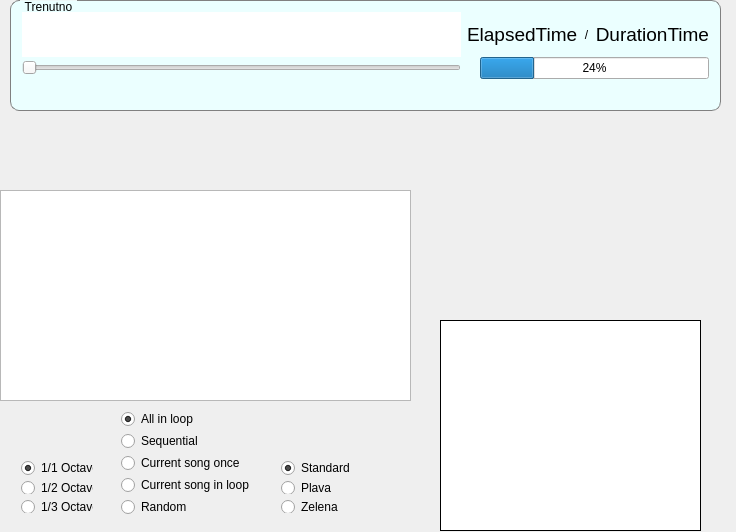
Before: the Qt Designer form QMedPlayer_test/dialog.ui in stambur/Mp3-player, drawn with Qt 5.
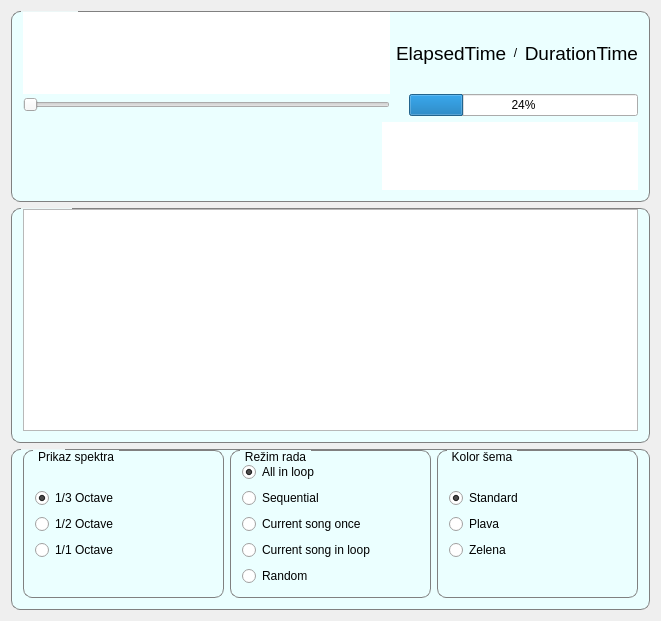
After: the same form once the commit is applied. Icons and pictures are not drawn.

Commit message: Finished GUI, colour scheme yet to implement

What changed in the file:
```diff
--- a/QMedPlayer_test/dialog.ui
+++ b/QMedPlayer_test/dialog.ui
@@ -6,22 +6,241 @@
    <rect>
     <x>0</x>
     <y>0</y>
-    <width>736</width>
-    <height>532</height>
+    <width>661</width>
+    <height>621</height>
    </rect>
   </property>
   <property name="windowTitle">
    <string>Mp3 Player</string>
   </property>
+  <layout class="QVBoxLayout" name="verticalLayout_8">
+   <item>
+    <widget class="QGroupBox" name="groupBox">
+     <property name="sizePolicy">
+      <sizepolicy hsizetype="Preferred" vsizetype="Fixed">
+       <horstretch>0</horstretch>
+       <verstretch>0</verstretch>
+      </sizepolicy>
+     </property>
+     <property name="minimumSize">
+      <size>
+       <width>0</width>
+       <height>191</height>
+      </size>
+     </property>
+     <property name="maximumSize">
+      <size>
+       <width>16777215</width>
+       <height>191</height>
+      </size>
+     </property>
+     <property name="styleSheet">
+      <string notr="true">QGroupBox {
+background-color: rgb(235, 255, 255);
+border: 1px solid gray;
+border-radius: 9px;
+margin-top: 0.5em;
+}
+QGroupBox::title {
+subcontrol-origin: margin;
+left: 10px;
+padding: 0 3px 0 3px;
+}</string>
+     </property>
+     <property name="title">
+      <string>Trenutno</string>
+     </property>
+     <layout class="QHBoxLayout" name="horizontalLayout_3">
+      <property name="topMargin">
+       <number>0</number>
+      </property>
+      <item>
+       <layout class="QGridLayout" name="gridLayout_2" rowstretch="0,10" columnstretch="10,0">
+        <item row="1" column="1">
+         <widget class="QTableWidget" name="tableWidget_2">
+          <property name="focusPolicy">
+           <enum>Qt::NoFocus</enum>
+          </property>
+          <property name="frameShape">
+           <enum>QFrame::NoFrame</enum>
+          </property>
+          <property name="frameShadow">
+           <enum>QFrame::Plain</enum>
+          </property>
+          <property name="verticalScrollBarPolicy">
+           <enum>Qt::ScrollBarAlwaysOff</enum>
+          </property>
+          <property name="horizontalScrollBarPolicy">
+           <enum>Qt::ScrollBarAlwaysOff</enum>
+          </property>
+          <property name="editTriggers">
+           <set>QAbstractItemView::NoEditTriggers</set>
+          </property>
+          <property name="selectionMode">
+           <enum>QAbstractItemView::NoSelection</enum>
+          </property>
+          <attribute name="horizontalHeaderVisible">
+           <bool>false</bool>
+          </attribute>
+          <attribute name="verticalHeaderVisible">
+           <bool>false</bool>
+          </attribute>
+         </widget>
+        </item>
+        <item row="0" column="0" colspan="2">
+         <layout class="QGridLayout" name="gridLayout" columnstretch="5,0">
+          <property name="sizeConstraint">
+           <enum>QLayout::SetMinAndMaxSize</enum>
+          </property>
+          <property name="verticalSpacing">
+           <number>0</number>
+          </property>
+          <item row="0" column="0">
+           <widget class="QListWidget" name="listWidget">
+            <property name="font">
+             <font>
+              <family>Nimbus Roman No9 L</family>
+              <pointsize>14</pointsize>
+             </font>
+            </property>
+            <property name="frameShape">
+             <enum>QFrame::NoFrame</enum>
+            </property>
+            <property name="frameShadow">
+             <enum>QFrame::Plain</enum>
+            </property>
+            <property name="verticalScrollBarPolicy">
+             <enum>Qt::ScrollBarAlwaysOff</enum>
+            </property>
+            <property name="editTriggers">
+             <set>QAbstractItemView::NoEditTriggers</set>
+            </property>
+            <property name="selectionMode">
+             <enum>QAbstractItemView::NoSelection</enum>
+            </property>
+            <property name="horizontalScrollMode">
+             <enum>QAbstractItemView::ScrollPerPixel</enum>
+            </property>
+            <property name="currentRow">
+             <number>-1</number>
+            </property>
+           </widget>
+          </item>
+          <item row="0" column="1">
+           <layout class="QHBoxLayout" name="horizontalLayout">
+            <item>
+             <widget class="QLabel" name="label_2">
+              <property name="font">
+               <font>
+                <pointsize>14</pointsize>
+               </font>
+              </property>
+              <property name="text">
+               <string>ElapsedTime</string>
+              </property>
+             </widget>
+            </item>
+            <item>
+             <widget class="QLabel" name="label_4">
+              <property name="text">
+               <string>/</string>
+              </property>
+              <property name="alignment">
+               <set>Qt::AlignCenter</set>
+              </property>
+             </widget>
+            </item>
+            <item>
+             <widget class="QLabel" name="label">
+              <property name="font">
+               <font>
+                <pointsize>14</pointsize>
+               </font>
+              </property>
+              <property name="text">
+               <string>DurationTime</string>
+              </property>
+              <property name="alignment">
+               <set>Qt::AlignRight|Qt::AlignTrailing|Qt::AlignVCenter</set>
+              </property>
+             </widget>
+            </item>
+           </layout>
+          </item>
+          <item row="1" column="0">
+           <widget class="QSlider" name="horizontalSlider">
+            <property name="orientation">
+             <enum>Qt::Horizontal</enum>
+            </property>
+           </widget>
+          </item>
+          <item row="1" column="1">
+           <layout class="QHBoxLayout" name="horizontalLayout_2">
+            <item>
+             <widget class="QLabel" name="label_3">
+              <property name="sizePolicy">
+               <sizepolicy hsizetype="Fixed" vsizetype="Fixed">
+                <horstretch>0</horstretch>
+                <verstretch>0</verstretch>
+               </sizepolicy>
+              </property>
+              <property name="maximumSize">
+               <size>
+                <width>31</width>
+                <height>31</height>
+               </size>
+              </property>
+              <property name="text">
+               <string/>
+              </property>
+              <property name="pixmap">
+               <pixmap resource="rsc_file.qrc">:/imgs/VolumeNormalBlue.png</pixmap>
+              </property>
+              <property name="scaledContents">
+               <bool>true</bool>
+              </property>
+             </widget>
+            </item>
+            <item>
+             <widget class="QProgressBar" name="progressBar">
+              <property name="value">
+               <number>24</number>
+              </property>
+             </widget>
+            </item>
+           </layout>
+          </item>
+         </layout>
+        </item>
+       </layout>
+      </item>
+     </layout>
+    </widget>
+   </item>
+   <item>
+    <widget class="QGroupBox" name="groupBox_3">
+     <property name="styleSheet">
+      <string notr="true">QGroupBox {
+background-color: rgb(235, 255, 255);
+border: 1px solid gray;
+border-radius: 9px;
+margin-top: 0.5em;
+}
+QGroupBox::title {
+subcontrol-origin: margin;
+left: 10px;
+padding: 0 3px 0 3px;
+}</string>
+     </property>
+     <property name="title">
+      <string>Plejlista</string>
+     </property>
+     <layout class="QVBoxLayout" name="verticalLayout_4">
+      <property name="topMargin">
+       <number>0</number>
+      </property>
+      <item>
   <widget class="QTableWidget" name="tableWidget">
-   <property name="geometry">
-    <rect>
-     <x>0</x>
-     <y>190</y>
-     <width>411</width>
-     <height>211</height>
-    </rect>
-   </property>
    <property name="styleSheet">
     <string notr="true"/>
    </property>
@@ -86,82 +305,79 @@
     <bool>true</bool>
    </attribute>
   </widget>
-  <widget class="QWidget" name="layoutWidget">
-   <property name="geometry">
-    <rect>
-     <x>10</x>
-     <y>450</y>
-     <width>94</width>
-     <height>74</height>
-    </rect>
-   </property>
+      </item>
+     </layout>
+    </widget>
+   </item>
+   <item>
+    <widget class="QGroupBox" name="groupBox_2">
+     <property name="styleSheet">
+      <string notr="true">QGroupBox {
+background-color: rgb(235, 255, 255);
+border: 1px solid gray;
+border-radius: 9px;
+margin-top: 0.5em;
+}
+QGroupBox::title {
+subcontrol-origin: margin;
+left: 10px;
+padding: 0 3px 0 3px;
+}</string>
+     </property>
+     <property name="title">
+      <string>Opcije</string>
+     </property>
+     <layout class="QHBoxLayout" name="horizontalLayout_4">
+      <property name="topMargin">
+       <number>0</number>
+      </property>
+      <item>
+       <widget class="QGroupBox" name="groupBox_5">
+        <property name="title">
+         <string>Prikaz spektra</string>
+        </property>
+        <layout class="QVBoxLayout" name="verticalLayout_6">
+         <item>
    <layout class="QVBoxLayout" name="verticalLayout">
-    <item>
-     <widget class="QRadioButton" name="radioButton">
-      <property name="text">
-       <string>1/1 Octave</string>
-      </property>
-      <property name="checked">
-       <bool>true</bool>
-      </property>
-     </widget>
-    </item>
-    <item>
-     <widget class="QRadioButton" name="radioButton_2">
-      <property name="text">
-       <string>1/2 Octave</string>
-      </property>
-     </widget>
-    </item>
     <item>
      <widget class="QRadioButton" name="radioButton_3">
       <property name="text">
        <string>1/3 Octave</string>
       </property>
-     </widget>
-    </item>
-   </layout>
-  </widget>
-  <widget class="QTableWidget" name="tableWidget_2">
-   <property name="geometry">
-    <rect>
-     <x>440</x>
-     <y>320</y>
-     <width>261</width>
-     <height>211</height>
-    </rect>
-   </property>
-   <property name="frameShape">
-    <enum>QFrame::Panel</enum>
-   </property>
-   <property name="frameShadow">
-    <enum>QFrame::Plain</enum>
-   </property>
-   <property name="verticalScrollBarPolicy">
-    <enum>Qt::ScrollBarAlwaysOff</enum>
-   </property>
-   <property name="horizontalScrollBarPolicy">
-    <enum>Qt::ScrollBarAlwaysOff</enum>
-   </property>
-   <property name="selectionMode">
-    <enum>QAbstractItemView::NoSelection</enum>
-   </property>
-   <attribute name="horizontalHeaderVisible">
+             <property name="checked">
+              <bool>true</bool>
+             </property>
+            </widget>
+           </item>
+           <item>
+            <widget class="QRadioButton" name="radioButton_2">
+             <property name="text">
+              <string>1/2 Octave</string>
+             </property>
+            </widget>
+           </item>
+           <item>
+            <widget class="QRadioButton" name="radioButton">
+             <property name="text">
+              <string>1/1 Octave</string>
+             </property>
+             <property name="checked">
     <bool>false</bool>
-   </attribute>
-   <attribute name="verticalHeaderVisible">
-    <bool>false</bool>
-   </attribute>
-  </widget>
-  <widget class="QWidget" name="layoutWidget">
-   <property name="geometry">
-    <rect>
-     <x>110</x>
-     <y>400</y>
-     <width>155</width>
-     <height>126</height>
-    </rect>
-   </property>
+             </property>
+            </widget>
+           </item>
+          </layout>
+         </item>
+        </layout>
+       </widget>
+      </item>
+      <item>
+       <widget class="QGroupBox" name="groupBox_4">
+        <property name="title">
+         <string>Režim rada</string>
+        </property>
+        <layout class="QVBoxLayout" name="verticalLayout_5">
+         <item>
    <layout class="QVBoxLayout" name="verticalLayout_2">
     <item>
      <widget class="QRadioButton" name="radioButton_4">
@@ -202,16 +418,17 @@
      </widget>
     </item>
    </layout>
-  </widget>
-  <widget class="QWidget" name="layoutWidget">
-   <property name="geometry">
-    <rect>
-     <x>270</x>
-     <y>450</y>
-     <width>104</width>
-     <height>74</height>
-    </rect>
-   </property>
+         </item>
+        </layout>
+       </widget>
+      </item>
+      <item>
+       <widget class="QGroupBox" name="groupBox_6">
+        <property name="title">
+         <string>Kolor šema</string>
+        </property>
+        <layout class="QVBoxLayout" name="verticalLayout_7">
+         <item>
    <layout class="QVBoxLayout" name="verticalLayout_3">
     <item>
      <widget class="QRadioButton" name="radioButton_9">
@@ -238,187 +455,14 @@
      </widget>
     </item>
    </layout>
-  </widget>
-  <widget class="QGroupBox" name="groupBox">
-   <property name="geometry">
-    <rect>
-     <x>10</x>
-     <y>0</y>
-     <width>711</width>
-     <height>111</height>
-    </rect>
-   </property>
-   <property name="styleSheet">
-    <string notr="true">QGroupBox {
-background-color: rgb(235, 255, 255);
-border: 1px solid gray;
-border-radius: 9px;
-margin-top: 0.5em;
-}
-QGroupBox::title {
-subcontrol-origin: margin;
-left: 10px;
-padding: 0 3px 0 3px;
-}</string>
-   </property>
-   <property name="title">
-    <string>Trenutno</string>
-   </property>
-   <layout class="QVBoxLayout" name="verticalLayout_4">
-    <item>
-     <layout class="QGridLayout" name="gridLayout" columnstretch="5,0">
-      <property name="verticalSpacing">
-       <number>0</number>
-      </property>
-      <item row="0" column="0">
-       <widget class="QListWidget" name="listWidget">
-        <property name="font">
-         <font>
-          <family>Nimbus Roman No9 L</family>
-          <pointsize>14</pointsize>
-         </font>
-        </property>
-        <property name="frameShape">
-         <enum>QFrame::NoFrame</enum>
-        </property>
-        <property name="frameShadow">
-         <enum>QFrame::Plain</enum>
-        </property>
-        <property name="verticalScrollBarPolicy">
-         <enum>Qt::ScrollBarAlwaysOff</enum>
-        </property>
-        <property name="editTriggers">
-         <set>QAbstractItemView::NoEditTriggers</set>
-        </property>
-        <property name="selectionMode">
-         <enum>QAbstractItemView::NoSelection</enum>
-        </property>
-        <property name="horizontalScrollMode">
-         <enum>QAbstractItemView::ScrollPerPixel</enum>
-        </property>
-        <property name="currentRow">
-         <number>-1</number>
-        </property>
-       </widget>
-      </item>
-      <item row="0" column="1">
-       <layout class="QHBoxLayout" name="horizontalLayout">
-        <item>
-         <widget class="QLabel" name="label_2">
-          <property name="font">
-           <font>
-            <pointsize>14</pointsize>
-           </font>
-          </property>
-          <property name="text">
-           <string>ElapsedTime</string>
-          </property>
-         </widget>
-        </item>
-        <item>
-         <widget class="QLabel" name="label_4">
-          <property name="text">
-           <string>/</string>
-          </property>
-          <property name="alignment">
-           <set>Qt::AlignCenter</set>
-          </property>
-         </widget>
-        </item>
-        <item>
-         <widget class="QLabel" name="label">
-          <property name="font">
-           <font>
-            <pointsize>14</pointsize>
-           </font>
-          </property>
-          <property name="text">
-           <string>DurationTime</string>
-          </property>
-          <property name="alignment">
-           <set>Qt::AlignRight|Qt::AlignTrailing|Qt::AlignVCenter</set>
-          </property>
-         </widget>
-        </item>
-       </layout>
-      </item>
-      <item row="1" column="0">
-       <widget class="QSlider" name="horizontalSlider">
-        <property name="orientation">
-         <enum>Qt::Horizontal</enum>
-        </property>
-       </widget>
-      </item>
-      <item row="1" column="1">
-       <layout class="QHBoxLayout" name="horizontalLayout_2">
-        <item>
-         <widget class="QLabel" name="label_3">
-          <property name="sizePolicy">
-           <sizepolicy hsizetype="Fixed" vsizetype="Fixed">
-            <horstretch>0</horstretch>
-            <verstretch>0</verstretch>
-           </sizepolicy>
-          </property>
-          <property name="maximumSize">
-           <size>
-            <width>31</width>
-            <height>31</height>
-           </size>
-          </property>
-          <property name="text">
-           <string/>
-          </property>
-          <property name="pixmap">
-           <pixmap resource="rsc_file.qrc">:/imgs/VolumeNormalBlue.png</pixmap>
-          </property>
-          <property name="scaledContents">
-           <bool>true</bool>
-          </property>
-         </widget>
-        </item>
-        <item>
-         <widget class="QProgressBar" name="progressBar">
-          <property name="value">
-           <number>24</number>
-          </property>
-         </widget>
-        </item>
-       </layout>
-      </item>
-     </layout>
-    </item>
-    <item>
-     <layout class="QHBoxLayout" name="horizontalLayout_3">
-      <item>
-       <spacer name="horizontalSpacer">
-        <property name="orientation">
-         <enum>Qt::Horizontal</enum>
-        </property>
-        <property name="sizeHint" stdset="0">
-         <size>
-          <width>40</width>
-          <height>20</height>
-         </size>
-        </property>
-       </spacer>
-      </item>
-      <item>
-       <spacer name="horizontalSpacer_2">
-        <property name="orientation">
-         <enum>Qt::Horizontal</enum>
-        </property>
-        <property name="sizeHint" stdset="0">
-         <size>
-          <width>40</width>
-          <height>20</height>
-         </size>
-        </property>
-       </spacer>
-      </item>
-     </layout>
-    </item>
-   </layout>
-  </widget>
+         </item>
+        </layout>
+       </widget>
+      </item>
+     </layout>
+    </widget>
+   </item>
+  </layout>
  </widget>
  <layoutdefault spacing="6" margin="11"/>
  <resources>
```
Lines whose indentation alone changed are shown as unchanged. The commit also changes 2 other files.
